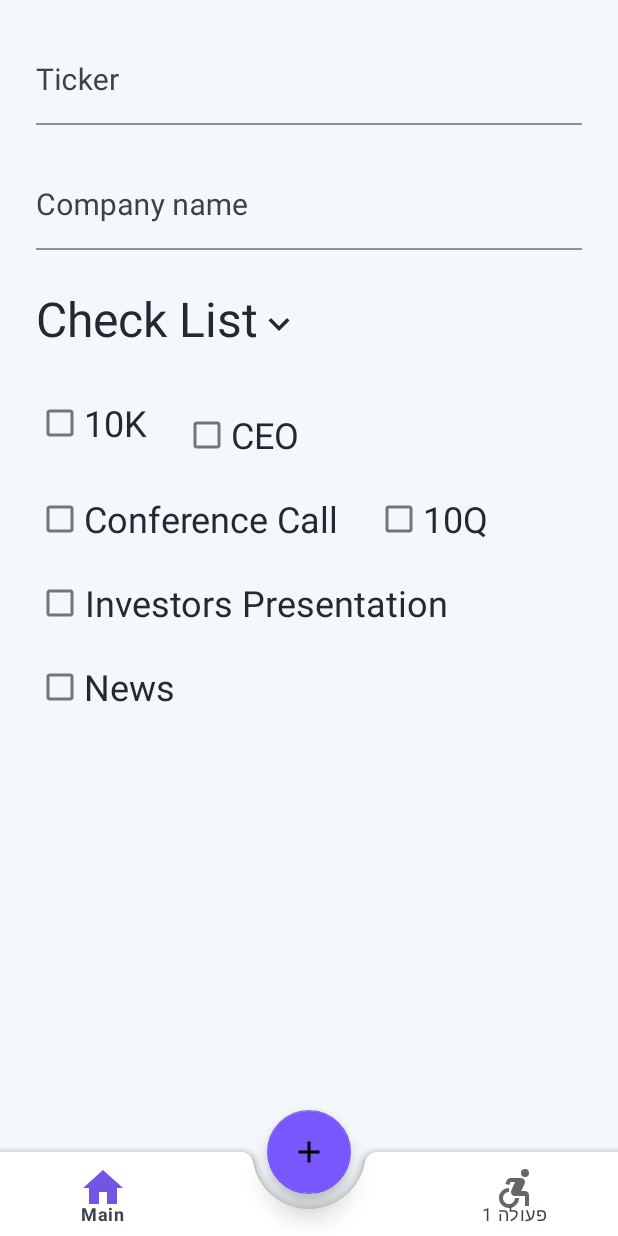
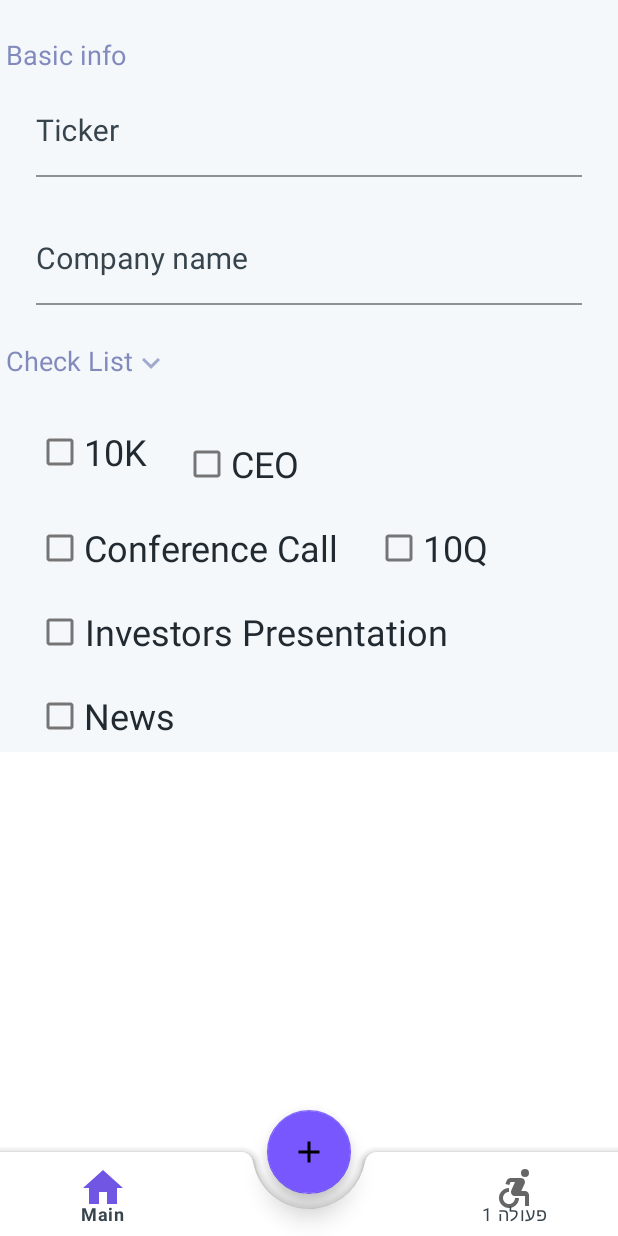
Before and after one commit to OrelsProjects/StocksPokedex, an Android app: the AddStockFragment screen opened through its navigation route, on a phone screen of 412 x 824 dp. Run offline under Robolectric (Android 15) with nearby library versions, the phone set to English and light mode, and no system bars; our stand-ins replace Dagger/Hilt's generated code, FlexboxLayout; libraries missing offline, so code that uses them is left out: androidx.hilt.lifecycle.

Commit message:
- Checklist close/open is animated. - A small ui change - AddStock fragment is now scrollable

```diff
--- a/app/src/main/res/drawable/ic_chevron_left.xml
+++ b/app/src/main/res/drawable/ic_chevron_left.xml
@@ -3,8 +3,8 @@
     android:height="24dp"
     android:viewportWidth="24"
     android:viewportHeight="24"
-    android:tint="?attr/colorTextPrimary">
+    android:tint="?attr/colorTextSecondaryVariant">
   <path
-      android:fillColor="@android:color/white"
+      android:fillColor="?attr/colorTextSecondaryVariant"
       android:pathData="M15.41,7.41L14,6l-6,6 6,6 1.41,-1.41L10.83,12z"/>
 </vector>
--- a/app/src/main/res/layout/activity_main.xml
+++ b/app/src/main/res/layout/activity_main.xml
@@ -10,7 +10,7 @@
         android:id="@+id/flFragmentContainer"
         android:layout_width="match_parent"
         android:layout_height="0dp"
-        app:layout_constraintBottom_toBottomOf="parent"
+        app:layout_constraintBottom_toTopOf="@+id/navigationCoordinatorLayout"
         app:layout_constraintEnd_toEndOf="parent"
         app:layout_constraintStart_toStartOf="parent"
         app:layout_constraintTop_toTopOf="parent">
@@ -28,7 +28,7 @@
     <androidx.coordinatorlayout.widget.CoordinatorLayout
         android:id="@+id/navigationCoordinatorLayout"
         android:layout_width="match_parent"
-        android:layout_height="120dp"
+        android:layout_height="90dp"
         android:clipChildren="false"
         android:clipToPadding="false"
         app:layout_constraintBottom_toBottomOf="parent"
@@ -70,4 +70,5 @@
             app:labelVisibilityMode="labeled"
             app:menu="@menu/menu" />
     </androidx.coordinatorlayout.widget.CoordinatorLayout>
+
 </androidx.constraintlayout.widget.ConstraintLayout>
--- a/app/src/main/res/layout/fragment_add_stock.xml
+++ b/app/src/main/res/layout/fragment_add_stock.xml
@@ -1,28 +1,41 @@
 <?xml version="1.0" encoding="utf-8"?>
-<androidx.constraintlayout.widget.ConstraintLayout xmlns:android="http://schemas.android.com/apk/res/android"
+<ScrollView xmlns:android="http://schemas.android.com/apk/res/android"
     xmlns:app="http://schemas.android.com/apk/res-auto"
-    xmlns:tools="http://schemas.android.com/tools"
+    android:layout_width="match_parent"
+    android:layout_height="match_parent">
+
+    <androidx.constraintlayout.widget.ConstraintLayout
         android:id="@+id/addStockBackground"
         android:layout_width="match_parent"
-    android:layout_height="match_parent"
+        android:layout_height="0dp"
         android:background="?attr/backgroundColor">
+
+        <TextView
+            android:id="@+id/basicInfoText"
+            android:layout_width="wrap_content"
+            android:layout_height="wrap_content"
+            android:layout_marginStart="@dimen/margin_start_4"
+            android:layout_marginTop="@dimen/margin_top_24"
+            android:text="@string/basic_info"
+            android:textColor="?attr/colorTextSecondaryVariant"
+            android:textSize="@dimen/text_18"
+            app:layout_constraintStart_toStartOf="parent"
+            app:layout_constraintTop_toTopOf="parent" />
 
         <com.google.android.material.textfield.TextInputLayout
             android:id="@+id/tickerInput"
-        style="@style/TextInput"
             android:layout_width="match_parent"
             android:layout_height="wrap_content"
             android:layout_marginStart="@dimen/margin_start_24"
-        android:layout_marginTop="@dimen/margin_top_24"
+            android:layout_marginTop="@dimen/margin_top_8"
             android:layout_marginEnd="@dimen/margin_end_24"
             android:hint="@string/ticker"
             android:textColorHint="?attr/colorTextSecondary"
             app:boxBackgroundColor="?attr/backgroundColor"
-        app:boxStrokeColor="?attr/colorAccent"
             app:hintTextColor="?attr/colorAccent"
             app:layout_constraintEnd_toEndOf="parent"
             app:layout_constraintStart_toStartOf="parent"
-        app:layout_constraintTop_toTopOf="parent">
+            app:layout_constraintTop_toBottomOf="@+id/basicInfoText">
 
             <com.google.android.material.textfield.TextInputEditText
                 android:id="@+id/tickerEdit"
@@ -38,7 +51,6 @@
 
         <com.google.android.material.textfield.TextInputLayout
             android:id="@+id/companyNameInput"
-        style="@style/TextInput"
             android:layout_width="match_parent"
             android:layout_height="wrap_content"
             android:layout_marginStart="@dimen/margin_start_24"
@@ -47,7 +59,6 @@
             android:hint="@string/company_name"
             android:textColorHint="?attr/colorTextSecondary"
             app:boxBackgroundColor="?attr/backgroundColor"
-        app:boxStrokeColor="?attr/colorAccent"
             app:hintTextColor="?attr/colorAccent"
             app:layout_constraintEnd_toEndOf="parent"
             app:layout_constraintStart_toStartOf="parent"
@@ -69,7 +80,7 @@
             android:id="@+id/checklistLayout"
             android:layout_width="wrap_content"
             android:layout_height="wrap_content"
-        android:layout_marginStart="@dimen/margin_start_24"
+            android:layout_marginStart="@dimen/margin_start_4"
             android:layout_marginTop="@dimen/margin_top_24"
             android:gravity="center|center_vertical"
             app:layout_constraintStart_toStartOf="parent"
@@ -80,14 +91,14 @@
                 android:layout_width="wrap_content"
                 android:layout_height="wrap_content"
                 android:text="@string/check_list"
-            android:textColor="?attr/colorTextPrimary"
-            android:textSize="@dimen/text_32" />
+                android:textColor="?attr/colorTextSecondaryVariant"
+                android:textSize="@dimen/text_18" />
 
             <ImageView
-            android:id="@+id/toggleChecklistImage"
-            android:layout_width="@dimen/icon_28"
-            android:layout_height="@dimen/icon_28"
-            android:layout_marginTop="@dimen/margin_top_4"
+                android:id="@+id/checklistToggleImage"
+                android:layout_width="@dimen/icon_24"
+                android:layout_height="@dimen/icon_24"
+                android:layout_marginTop="@dimen/margin_top_2"
                 android:contentDescription="@string/show_todo_list"
                 android:rotation="270"
                 android:src="@drawable/ic_chevron_left" />
@@ -100,6 +111,7 @@
             android:layout_marginStart="@dimen/margin_start_24"
             android:layout_marginTop="@dimen/margin_top_24"
             android:animateLayoutChanges="true"
+            android:background="?attr/backgroundColor"
             app:alignItems="flex_start"
             app:flexDirection="column"
             app:flexWrap="wrap"
@@ -195,8 +207,7 @@
                 app:layout_constraintBottom_toBottomOf="parent"
                 app:layout_constraintEnd_toEndOf="parent"
                 app:layout_constraintTop_toTopOf="parent" />
-
         </com.google.android.flexbox.FlexboxLayout>
 
-
     </androidx.constraintlayout.widget.ConstraintLayout>
+</ScrollView>
--- a/app/src/main/res/values-night/themes.xml
+++ b/app/src/main/res/values-night/themes.xml
@@ -10,6 +10,7 @@
         <item name="colorAccentVariant">#7F6AD5</item>
         <item name="colorAccentFaded">#207858FE</item>
         <item name="colorTextSecondary">#757575</item>
+        <item name="colorTextSecondaryVariant">#CDCBCBD1</item>
         <item name="colorTextPrimary">#DFE3E6</item>
         <item name="android:textColor">#DFE3E6</item>
         <item name="colorSeparatingLine">#151C21</item>
--- a/app/src/main/res/values/attrs.xml
+++ b/app/src/main/res/values/attrs.xml
@@ -13,4 +13,5 @@
     <attr name="colorProgressSeekbar" format="color" />
     <attr name="colorTextPrimary" format="color" />
     <attr name="colorTextSecondary" format="color"/>
+    <attr name="colorTextSecondaryVariant" format="color"/>
 </resources>
--- a/app/src/main/res/values/dimens.xml
+++ b/app/src/main/res/values/dimens.xml
@@ -58,6 +58,11 @@
     <dimen name="margin_start_4">4dp</dimen>
     <dimen name="margin_end_4">4dp</dimen>
 
+    <dimen name="margin_top_2">2dp</dimen>
+    <dimen name="margin_bottom_2">2dp</dimen>
+    <dimen name="margin_start_2">2dp</dimen>
+    <dimen name="margin_end_2">2dp</dimen>
+
     <dimen name="radius_2">2dp</dimen>
     <dimen name="radius_8">8dp</dimen>
     <dimen name="radius_16">16dp</dimen>
--- a/app/src/main/res/values/strings.xml
+++ b/app/src/main/res/values/strings.xml
@@ -23,4 +23,5 @@
     <string name="investors_presentation">Investors Presentation</string>
     <string name="check_list">Check List</string>
     <string name="show_todo_list">show todo list</string>
+    <string name="basic_info">Basic info</string>
 </resources>
--- a/app/src/main/res/values/themes.xml
+++ b/app/src/main/res/values/themes.xml
@@ -10,6 +10,7 @@
         <item name="colorAccentVariant">#7F6AD5</item>
         <item name="colorAccentFaded">#207858FE</item>
         <item name="colorTextSecondary">#38444C</item>
+        <item name="colorTextSecondaryVariant">#B7535EA5</item>
         <item name="colorTextPrimary">#222A31</item>
         <item name="android:textColor">#222A31</item>
         <item name="colorSeparatingLine">#27797E81</item>
```
Also changed, not shown: app/src/main/java/com/example/stockspokedex/ui/fragments/AddStockFragment.kt (+30 -6 lines), app/src/main/java/com/example/stockspokedex/utils/AppUtils.kt (+23 -11 lines), app/src/main/java/com/example/stockspokedex/activities/StocksPokedexActivity.kt (line endings or trailing spaces). Lines whose indentation alone changed are shown as unchanged.
